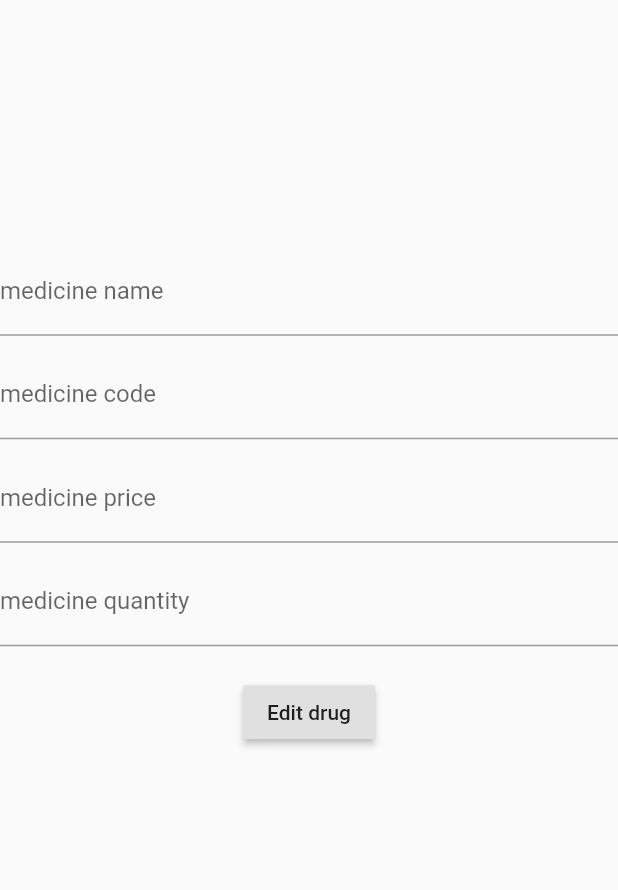
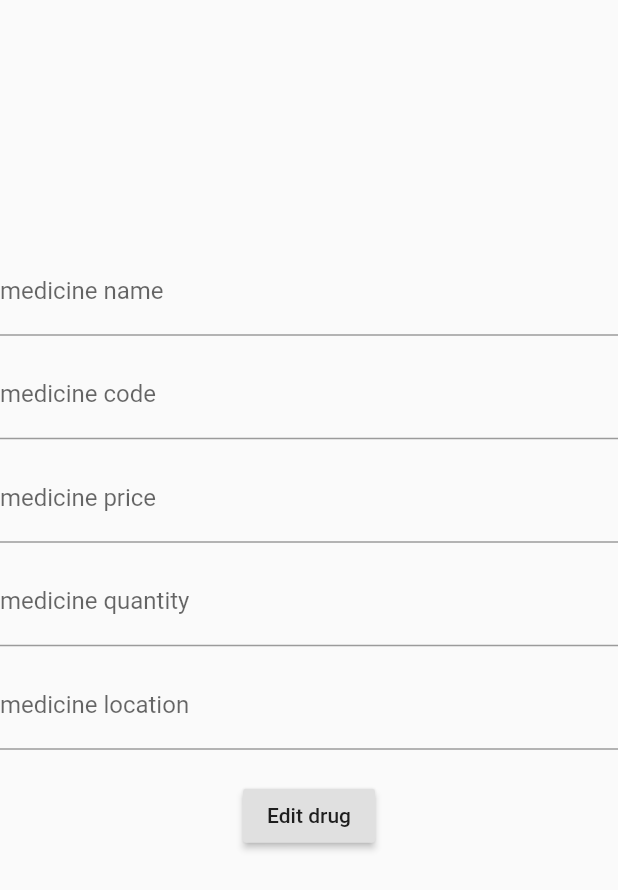
Before and after one commit to AbdelrahmanAshraf98/Software2-sprint2, a Flutter app: the EditDrugs screen opened directly, on a phone screen of 412 x 824 dp. Shown: the top 890 px of the screen. Run offline on Flutter 3.47's test engine with Material 2 defaults, Android fonts, the phone set to English and light mode, and no system bars; our stand-ins replace cloud_firestore, font_awesome_flutter; missing offline and left inert: flappy_search_bar; accounts and stored records are empty.

Commit message:
update version

```diff
--- a/lib/DatabaseConnection.dart
+++ b/lib/DatabaseConnection.dart
@@ -11,7 +11,8 @@ addDrugs(Drugs drug){
     'name' : drug.drugName,
     'code' : drug.drugCode,
     'price' : drug.drugPrice,
-    'quantity' : drug.drugQuantity
+    'quantity' : drug.drugQuantity,
+    'location' : drug.drugLocation
   });
 }
 
--- a/lib/drugClass.dart
+++ b/lib/drugClass.dart
@@ -4,8 +4,15 @@ class Drugs{
   String drugCode;
   String drugPrice;
   String drugQuantity;
+  String drugId;
+  String drugLocation;
 
-  Drugs({this.drugName,this.drugCode,this.drugPrice,this.drugQuantity});
+  Drugs({this.drugName,
+         this.drugCode,
+         this.drugPrice,
+         this.drugQuantity,
+         this.drugId,
+         this.drugLocation});
 }
   //TODO: adddrugs();
   //TODO: deletedrugs();
--- a/lib/editDrugs.dart
+++ b/lib/editDrugs.dart
@@ -4,7 +4,7 @@ import 'package:flutter/material.dart';
 
 class EditDrugs extends StatelessWidget {
   static String id = 'EditDrugs';
-  String _name, _code, _price, _quantity;
+  String _name, _code, _price, _quantity, _location;
   final GlobalKey<FormState> _globalKey = GlobalKey<FormState>();
   final _db = DataBaseConnection();
   @override
@@ -56,6 +56,15 @@ class EditDrugs extends StatelessWidget {
                 ),
 
                 SizedBox(
+                  height: 10,
+                ),
+                TextFormField(
+                  decoration: InputDecoration(labelText: 'medicine location'),
+                  onSaved: (val){
+                    _location = val;
+                  },
+                ),
+                SizedBox(
                   height: 20,
                 ),
                 RaisedButton(
@@ -68,6 +77,8 @@ class EditDrugs extends StatelessWidget {
                         'code': _code,
                         'price': _price,
                         'quantity': _quantity,
+                        'location': _location,
+
                       }, drug.drugCode);
                     }
                   },
```
Also changed, not shown: lib/addDrugs.dart (+25 -9 lines), pubspec.yaml (+4 -4 lines), pubspec.lock.
